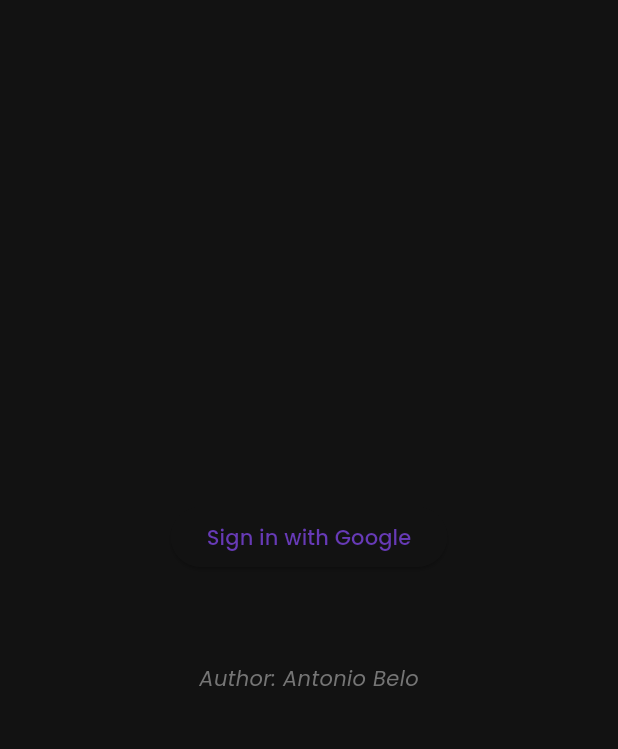
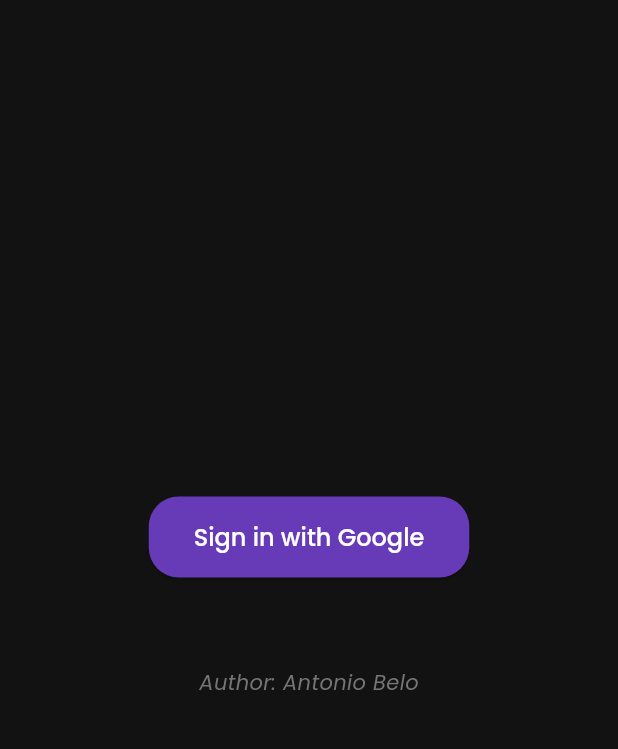
Before and after one commit to madeirabelo/mini_app, a Flutter app: the screen it shows after launch, on a phone screen of 412 x 824 dp, the part 63-812 px from its top. Run offline on Flutter 3.47's test engine with Material 3 defaults, Android fonts, the phone set to English and light mode, and no system bars; our stand-ins replace firebase_auth, firebase_core, flutter_map, google_fonts, google_sign_in, latlong2 and 1 more; accounts and stored records are empty.

Commit message:
Improve menu button style

```diff
--- a/lib/main.dart
+++ b/lib/main.dart
@@ -58,12 +58,22 @@
           primary: Colors.deepPurple,
           secondary: Colors.tealAccent,
         ),
-        textTheme: GoogleFonts.poppinsTextTheme(Theme.of(context).textTheme).apply(bodyColor: Colors.white),
+        textTheme: GoogleFonts.poppinsTextTheme(Theme.of(context).textTheme).apply(
+          bodyColor: Colors.white.withOpacity(0.9),
+          displayColor: Colors.white,
+        ),
         elevatedButtonTheme: ElevatedButtonThemeData(
           style: ElevatedButton.styleFrom(
+            foregroundColor: Colors.white, // Explicitly set lighter text color
+            backgroundColor: Colors.deepPurple,
             shape: RoundedRectangleBorder(
               borderRadius: BorderRadius.circular(20),
             ),
+            textStyle: GoogleFonts.poppins(
+              fontSize: 16, // A bit bigger
+              fontWeight: FontWeight.w500,
+            ),
+            padding: const EdgeInsets.symmetric(horizontal: 30, vertical: 15),
           ),
         ),
       ),
```
